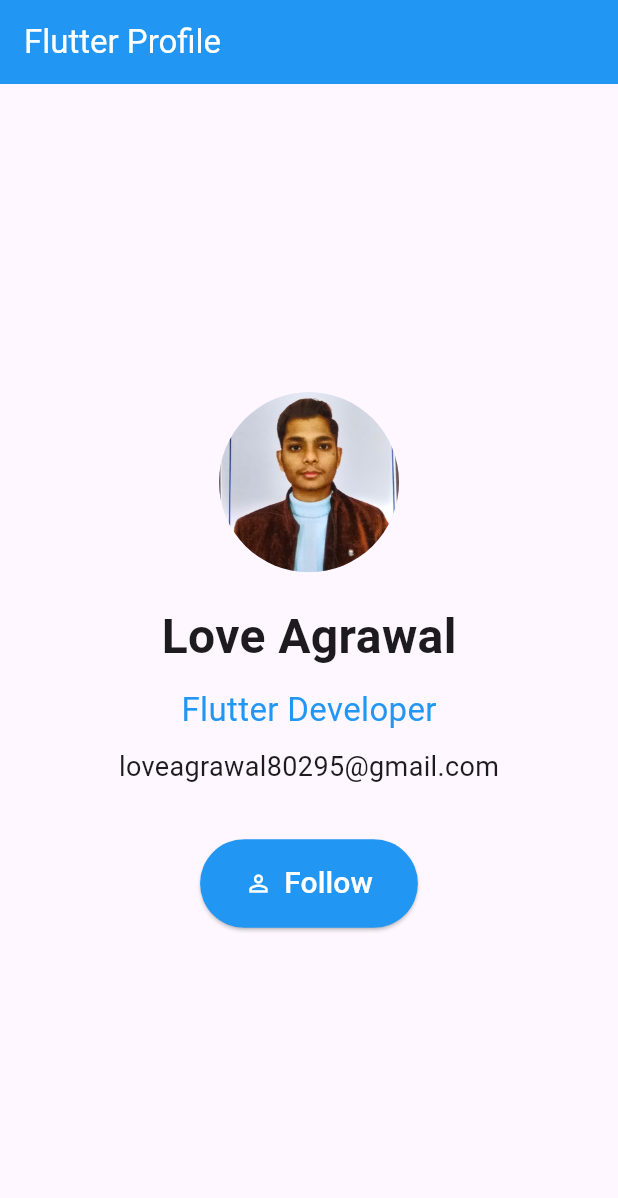
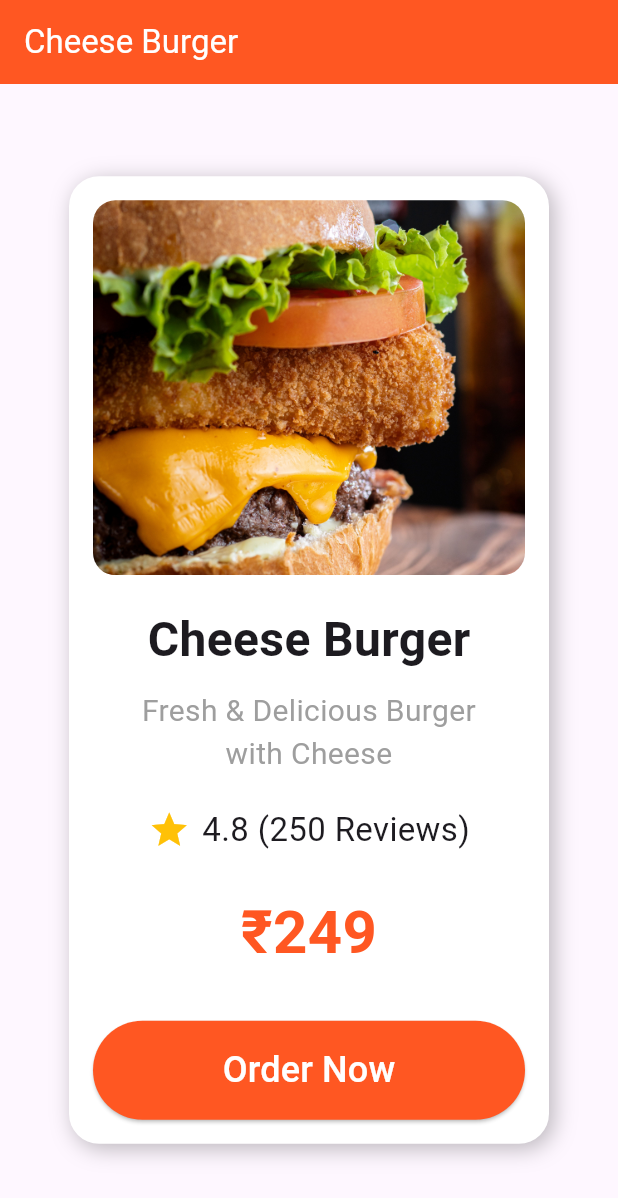
Before and after one commit to love80295/flutter_projects, a Flutter app: the screen it shows after launch, on a phone screen of 412 x 824 dp. Shown: the top 1198 px of the screen. Run offline on Flutter 3.47's test engine with Material 3 defaults, Android fonts, the phone set to English and light mode, and no system bars.

Commit message:
Added Task 8

```diff
--- /dev/null
+++ b/new_app_1/lib/Tasks/task8.dart
@@ -0,0 +1,140 @@
+import 'package:flutter/material.dart';
+
+class Task8 extends StatelessWidget {
+  const Task8({super.key});
+
+  @override
+  Widget build(BuildContext context) {
+    return MaterialApp(
+      debugShowCheckedModeBanner: false,
+      home: const BurgerScreen(),
+    );
+  }
+}
+
+class BurgerScreen extends StatelessWidget {
+  const BurgerScreen({super.key});
+
+  @override
+  Widget build(BuildContext context) {
+    return Scaffold(
+      appBar: AppBar(
+        title: const Text(
+          "Cheese Burger",
+          style: TextStyle(color: Colors.white),
+        ),
+        backgroundColor: Colors.deepOrange,
+      ),
+
+      body: Center(
+        child: Container(
+          width: 320,
+          padding: const EdgeInsets.all(16),
+          decoration: BoxDecoration(
+            color: Colors.white,
+            borderRadius: BorderRadius.circular(20),
+            boxShadow: const [
+              BoxShadow(
+                color: Colors.black26,
+                blurRadius: 12,
+                offset: Offset(3, 3),
+              ),
+            ],
+          ),
+
+          child: Column(
+            mainAxisSize: MainAxisSize.min,
+            children: [
+
+              // Burger Image
+              ClipRRect(
+                borderRadius: BorderRadius.circular(15),
+                child: Image.asset(
+                  "assets/images/burger.png",
+                  height: 250,
+                  width: double.infinity,
+                  fit: BoxFit.cover,
+                ),
+              ),
+
+              const SizedBox(height: 20),
+
+              const Text(
+                "Cheese Burger",
+                style: TextStyle(
+                  fontSize: 32,
+                  fontWeight: FontWeight.bold,
+                ),
+              ),
+
+              const SizedBox(height: 10),
+
+              const Text(
+                "Fresh & Delicious Burger\nwith Cheese",
+                textAlign: TextAlign.center,
+                style: TextStyle(
+                  color: Colors.grey,
+                  fontSize: 20,
+                ),
+              ),
+
+              const SizedBox(height: 20),
+
+              Row(
+                mainAxisAlignment: MainAxisAlignment.center,
+                children: const [
+                  Icon(
+                    Icons.star,
+                    color: Colors.amber,
+                    size: 28,
+                  ),
+                  SizedBox(width: 8),
+                  Text(
+                    "4.8 (250 Reviews)",
+                    style: TextStyle(fontSize: 22),
+                  ),
+                ],
+              ),
+
+              const SizedBox(height: 25),
+
+              const Text(
+                "₹249",
+                style: TextStyle(
+                  fontSize: 40,
+                  fontWeight: FontWeight.bold,
+                  color: Colors.deepOrange,
+                ),
+              ),
+
+              const SizedBox(height: 30),
+
+              SizedBox(
+                width: double.infinity,
+                child: ElevatedButton(
+                  onPressed: () {},
+
+                  style: ElevatedButton.styleFrom(
+                    backgroundColor: Colors.deepOrange,
+                    padding: const EdgeInsets.symmetric(vertical: 16),
+                    shape: RoundedRectangleBorder(
+                      borderRadius: BorderRadius.circular(40),
+                    ),
+                  ),
+
+                  child: const Text(
+                    "Order Now",
+                    style: TextStyle(
+                      fontSize: 24,
+                      color: Colors.white,
+                    ),
+                  ),
+                ),
+              ),
+            ],
+          ),
+        ),
+      ),
+    );
+  }
+}
--- a/new_app_1/lib/main.dart
+++ b/new_app_1/lib/main.dart
@@ -1,6 +1,6 @@
 import 'package:flutter/material.dart';
-import 'Tasks/task7.dart';
+import 'Tasks/task8.dart';
 
 void main() {
-  runApp(const Task7());
+  runApp(const Task8());
 }
```
Also changed, not shown: new_app_1/assets/images/burger.png (added).
